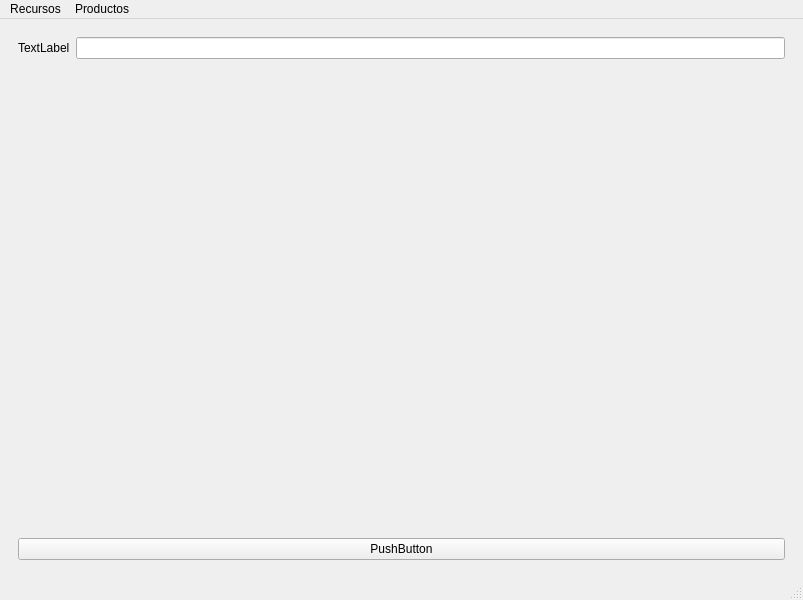
Above: velas/view/uis/startingWindow.ui from IngErnestoAlvarez/candles before the change. Below: the same form after it.
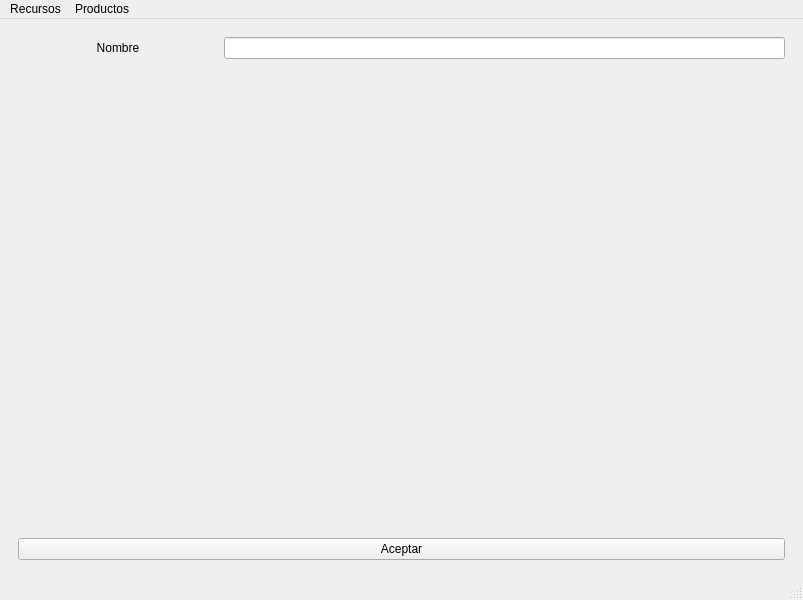
That is the form after the change. The open tabs and pages were chosen to show the change.

What changed in the file:
```diff
--- a/velas/view/uis/startingWindow.ui
+++ b/velas/view/uis/startingWindow.ui
@@ -39,9 +39,18 @@
       <widget class="QWidget" name="newRecurso">
        <layout class="QFormLayout" name="formLayout">
         <item row="0" column="0">
-         <widget class="QLabel" name="label">
+         <widget class="QLabel" name="label_nombre_newRecurso">
+          <property name="minimumSize">
+           <size>
+            <width>200</width>
+            <height>0</height>
+           </size>
+          </property>
           <property name="text">
-           <string>TextLabel</string>
+           <string>Nombre</string>
+          </property>
+          <property name="alignment">
+           <set>Qt::AlignCenter</set>
           </property>
          </widget>
         </item>
@@ -51,7 +60,7 @@
         <item row="2" column="0" colspan="2">
          <widget class="QPushButton" name="pushButton">
           <property name="text">
-           <string>PushButton</string>
+           <string>Aceptar</string>
           </property>
          </widget>
         </item>
```
Left out of the diff: 4 changed lines with no effect on the pictures.
